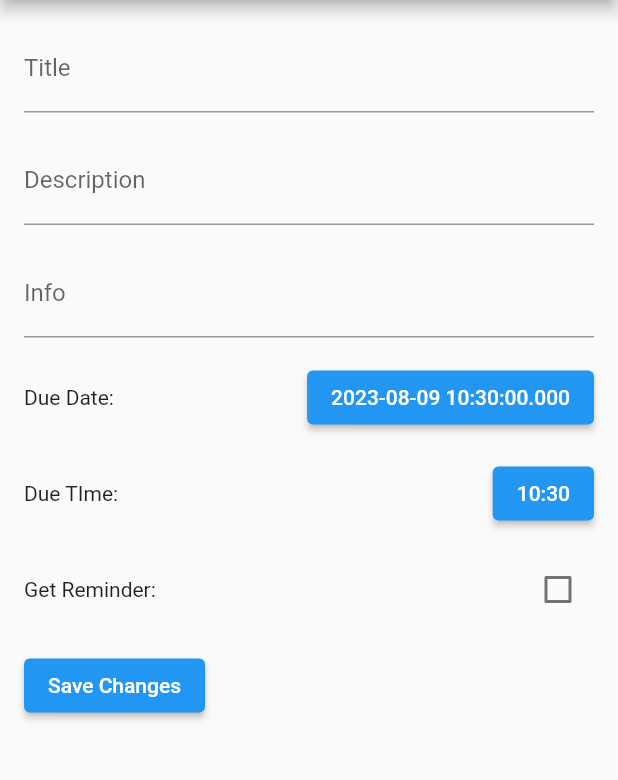
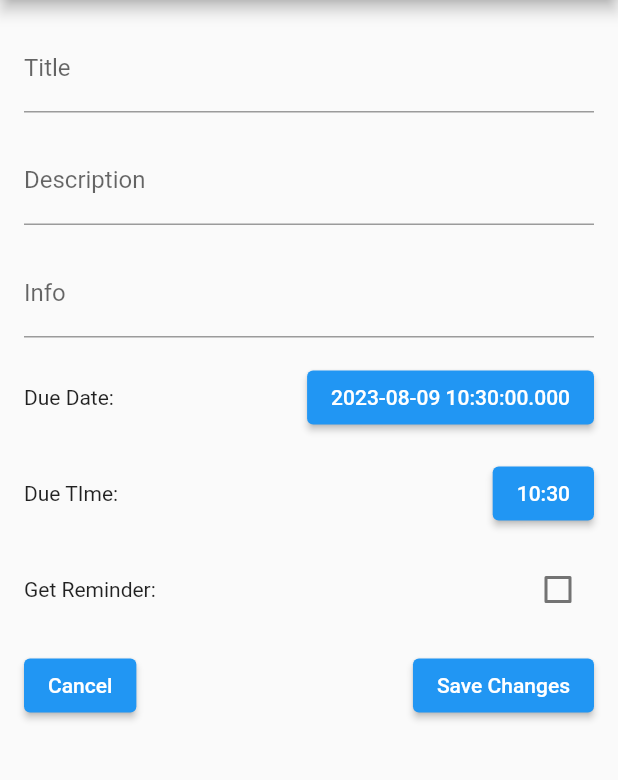
Before and after one commit to Elfen54/TodoHive, a Flutter app: the EditTodoScreen screen opened directly with empty values, on a phone screen of 412 x 824 dp, the part 84-864 px from its top. Run offline on Flutter 3.47's test engine with Material 2 defaults, Android fonts, the phone set to English and light mode, and no system bars; our stand-ins replace hive, hive_flutter; accounts and stored records are empty.

Commit message:
Added the Cancel button in the editing section. App Running as intended.

```diff
--- a/lib/main.dart
+++ b/lib/main.dart
@@ -19,7 +19,7 @@ void main() async {
   }
 
   // RUn the app
-  runApp(MyApp());
+  runApp(const MyApp());
 }
 
 class MyApp extends StatelessWidget {
--- a/lib/screens/edit_todo.dart
+++ b/lib/screens/edit_todo.dart
@@ -1,5 +1,6 @@
 import 'package:flutter/material.dart';
 import '../models/todo_model.dart';
+import 'home_screen.dart';
 
 class EditTodoScreen extends StatefulWidget {
   final Todo todo; //Pass the selected item to the screen
@@ -122,7 +123,18 @@ class _EditTodoScreenState extends State<EditTodoScreen> {
                   ),
               ],
             ),
+
             const SizedBox(height: 16),
+            Row (
+              mainAxisAlignment: MainAxisAlignment.spaceBetween,
+              children: [
+                ElevatedButton(
+                    onPressed: () {
+                      // Navigate Back to the Previous screen without saving
+                      Navigator.pop(context);
+                    },
+                    child: const Text('Cancel'),
+                ),
                 ElevatedButton(
                   onPressed: () {
                     // Implement logic to update the selected todo item
@@ -140,6 +152,8 @@ class _EditTodoScreenState extends State<EditTodoScreen> {
                 ),
               ],
             ),
+          ],
+        ),
       ),
     );
   }
```
Lines whose indentation alone changed are shown as unchanged.
